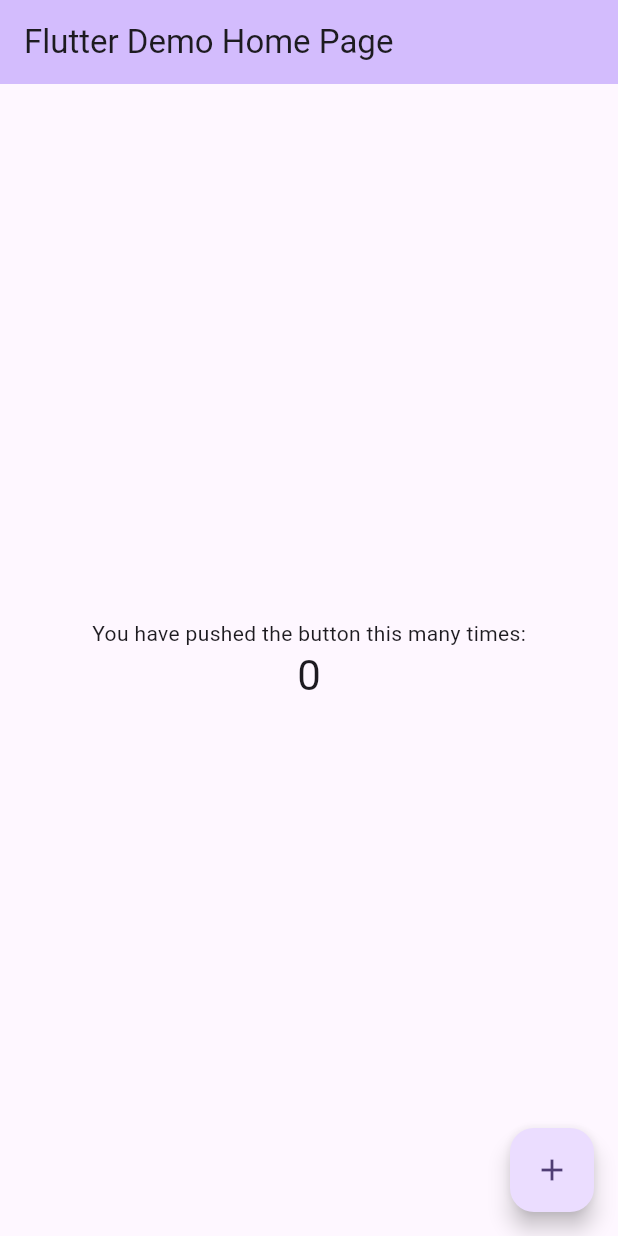
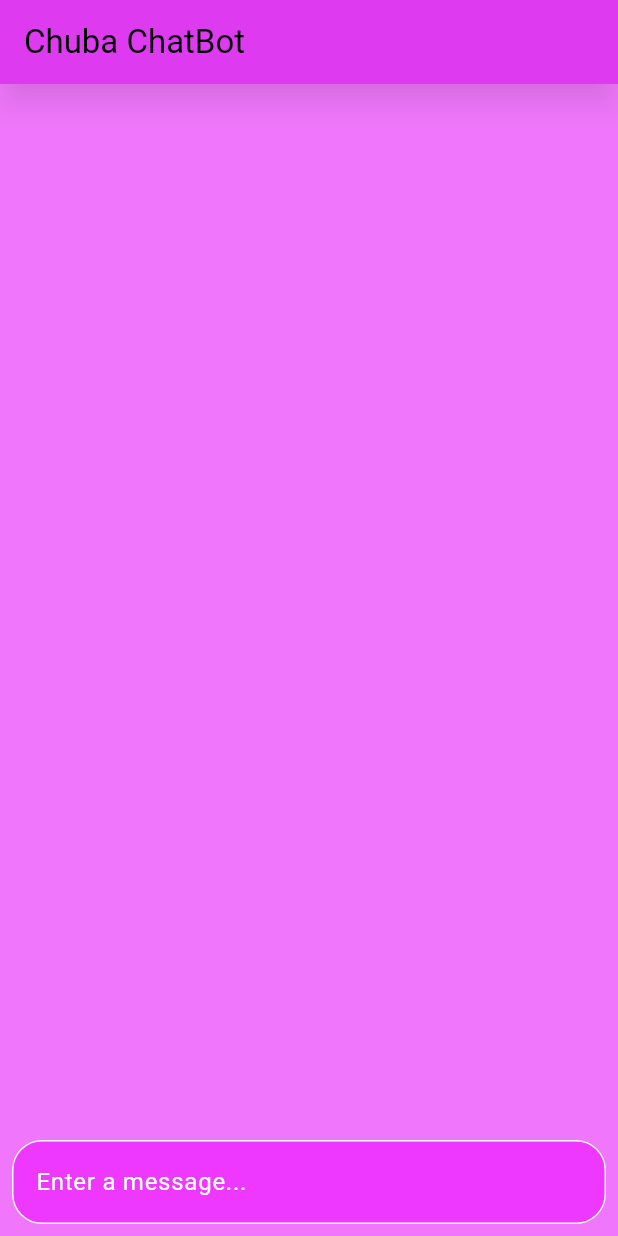
Before and after one commit to ChubaaR/AI_ChatBot, a Flutter app: the screen it shows after launch, on a phone screen of 412 x 824 dp. Run offline on Flutter 3.47's test engine with Material 3 defaults, Android fonts, the phone set to English and light mode, and no system bars; drawn by our look-alikes of dash_chat_2; our stand-ins replace flutter_gemini.

Commit message:
modified main.dart

```diff
--- /dev/null
+++ b/chatbotappchuba/lib/const.dart
@@ -0,0 +1,2 @@
+// Constants for the application
+String geminiApiKey = "YOUR_API_KEY";
--- a/chatbotappchuba/lib/main.dart
+++ b/chatbotappchuba/lib/main.dart
@@ -1,122 +1,25 @@
+import 'package:app/const.dart';
 import 'package:flutter/material.dart';
+import 'package:app/pages/home_page.dart';
+import 'package:flutter_gemini/flutter_gemini.dart';
 
 void main() {
+  Gemini.init(apiKey: geminiApiKey);
+
   runApp(const MyApp());
 }
 
 class MyApp extends StatelessWidget {
   const MyApp({super.key});
 
-  // This widget is the root of your application.
   @override
   Widget build(BuildContext context) {
     return MaterialApp(
       title: 'Flutter Demo',
       theme: ThemeData(
-        // This is the theme of your application.
-        //
-        // TRY THIS: Try running your application with "flutter run". You'll see
-        // the application has a purple toolbar. Then, without quitting the app,
-        // try changing the seedColor in the colorScheme below to Colors.green
-        // and then invoke "hot reload" (save your changes or press the "hot
-        // reload" button in a Flutter-supported IDE, or press "r" if you used
-        // the command line to start the app).
-        //
-        // Notice that the counter didn't reset back to zero; the application
-        // state is not lost during the reload. To reset the state, use hot
-        // restart instead.
-        //
-        // This works for code too, not just values: Most code changes can be
-        // tested with just a hot reload.
         colorScheme: ColorScheme.fromSeed(seedColor: Colors.deepPurple),
       ),
-      home: const MyHomePage(title: 'Flutter Demo Home Page'),
+      home: const ChatPage(),
     );
   }
 }
-
-class MyHomePage extends StatefulWidget {
-  const MyHomePage({super.key, required this.title});
-
-  // This widget is the home page of your application. It is stateful, meaning
-  // that it has a State object (defined below) that contains fields that affect
-  // how it looks.
-
-  // This class is the configuration for the state. It holds the values (in this
-  // case the title) provided by the parent (in this case the App widget) and
-  // used by the build method of the State. Fields in a Widget subclass are
-  // always marked "final".
-
-  final String title;
-
-  @override
-  State<MyHomePage> createState() => _MyHomePageState();
-}
-
-class _MyHomePageState extends State<MyHomePage> {
-  int _counter = 0;
-
-  void _incrementCounter() {
-    setState(() {
-      // This call to setState tells the Flutter framework that something has
-      // changed in this State, which causes it to rerun the build method below
-      // so that the display can reflect the updated values. If we changed
-      // _counter without calling setState(), then the build method would not be
-      // called again, and so nothing would appear to happen.
-      _counter++;
-    });
-  }
-
-  @override
-  Widget build(BuildContext context) {
-    // This method is rerun every time setState is called, for instance as done
-    // by the _incrementCounter method above.
-    //
-    // The Flutter framework has been optimized to make rerunning build methods
-    // fast, so that you can just rebuild anything that needs updating rather
-    // than having to individually change instances of widgets.
-    return Scaffold(
-      appBar: AppBar(
-        // TRY THIS: Try changing the color here to a specific color (to
-        // Colors.amber, perhaps?) and trigger a hot reload to see the AppBar
-        // change color while the other colors stay the same.
-        backgroundColor: Theme.of(context).colorScheme.inversePrimary,
-        // Here we take the value from the MyHomePage object that was created by
-        // the App.build method, and use it to set our appbar title.
-        title: Text(widget.title),
-      ),
-      body: Center(
-        // Center is a layout widget. It takes a single child and positions it
-        // in the middle of the parent.
-        child: Column(
-          // Column is also a layout widget. It takes a list of children and
-          // arranges them vertically. By default, it sizes itself to fit its
-          // children horizontally, and tries to be as tall as its parent.
-          //
-          // Column has various properties to control how it sizes itself and
-          // how it positions its children. Here we use mainAxisAlignment to
-          // center the children vertically; the main axis here is the vertical
-          // axis because Columns are vertical (the cross axis would be
-          // horizontal).
-          //
-          // TRY THIS: Invoke "debug painting" (choose the "Toggle Debug Paint"
-          // action in the IDE, or press "p" in the console), to see the
-          // wireframe for each widget.
-          mainAxisAlignment: MainAxisAlignment.center,
-          children: <Widget>[
-            const Text('You have pushed the button this many times:'),
-            Text(
-              '$_counter',
-              style: Theme.of(context).textTheme.headlineMedium,
-            ),
-          ],
-        ),
-      ),
-      floatingActionButton: FloatingActionButton(
-        onPressed: _incrementCounter,
-        tooltip: 'Increment',
-        child: const Icon(Icons.add),
-      ), // This trailing comma makes auto-formatting nicer for build methods.
-    );
-  }
-}
--- /dev/null
+++ b/chatbotappchuba/lib/pages/home_page.dart
@@ -0,0 +1,105 @@
+import 'package:flutter/material.dart';
+import 'package:dash_chat_2/dash_chat_2.dart';
+import 'package:flutter_gemini/flutter_gemini.dart';
+
+class ChatPage extends StatefulWidget {
+  const ChatPage({super.key});
+
+  @override
+  State<ChatPage> createState() => _ChatPageState();
+}
+
+class _ChatPageState extends State<ChatPage> {
+  final ChatUser _currentUser = ChatUser(id: '1', firstName: 'You');
+  final ChatUser _geminiUser = ChatUser(id: '2', firstName: 'Gemini');
+
+  final List<ChatMessage> _messages = [];
+  final gemini = Gemini.instance;
+
+  @override
+  Widget build(BuildContext context) {
+    return Scaffold(
+      appBar: AppBar(
+        backgroundColor: const Color(0xFFEE37FF),
+        elevation: 8,
+        shadowColor: Colors.black.withOpacity(0.4), // Shadow color
+        title: const Text('Chuba ChatBot', style: TextStyle(color: Colors.black)),
+      ),
+      body: DashChat(
+        currentUser: _currentUser,
+        messageOptions: const MessageOptions(
+          currentUserContainerColor: Color(0xFFBF00EF),
+            containerColor: Color(0xFFFFADFF),
+          textColor: Colors.white,
+        ),
+        inputOptions: const InputOptions(
+          inputDecoration: InputDecoration(
+            filled: true,
+            fillColor: Color(0xFFEE37FF),
+            hintText: 'Enter a message...',
+            hintStyle: TextStyle(color: Colors.white),
+            border: OutlineInputBorder(
+              borderRadius: BorderRadius.all(Radius.circular(20.0)),
+              borderSide: BorderSide(
+                color: Colors.white,
+                width: 2.0,
+              ),
+            ),
+            enabledBorder: OutlineInputBorder(
+              borderRadius: BorderRadius.all(Radius.circular(20.0)),
+              borderSide: BorderSide(
+                color: Colors.white,
+                width: 1.0,
+              ),
+            ),
+            focusedBorder: OutlineInputBorder(
+              borderRadius: BorderRadius.all(Radius.circular(20.0)),
+              borderSide: BorderSide(
+                color: Colors.white,
+                width: 1.0,
+              ),
+            ),
+          ),
+        ),
+        onSend: (ChatMessage m) {
+          getGeminiResponse(m);
+        },
+        messages: _messages,
+      ),
+    backgroundColor: Color(0xFFF077FB),);
+  }
+
+  Future<void> getGeminiResponse(ChatMessage m) async {
+    setState(() {
+      _messages.insert(0, m);
+    });
+
+    try {
+      final response = await gemini.text(m.text);
+
+      if (response != null && response.output != null) {
+        setState(() {
+          _messages.insert(
+            0,
+            ChatMessage(
+              user: _geminiUser,
+              createdAt: DateTime.now(),
+              text: response.output!,
+            ),
+          );
+        });
+      }
+    } catch (e) {
+      setState(() {
+        _messages.insert(
+          0,
+          ChatMessage(
+            user: _geminiUser,
+            createdAt: DateTime.now(),
+            text: "Something went wrong: $e",
+          ),
+        );
+      });
+    }
+  }
+}
--- a/chatbotappchuba/pubspec.yaml
+++ b/chatbotappchuba/pubspec.yaml
@@ -1,4 +1,4 @@
-name: chatbotappchuba
+name: app
 description: "A new Flutter project."
 # The following line prevents the package from being accidentally published to
 # pub.dev using `flutter pub publish`. This is preferred for private packages.
@@ -34,6 +34,9 @@ dependencies:
   # The following adds the Cupertino Icons font to your application.
   # Use with the CupertinoIcons class for iOS style icons.
   cupertino_icons: ^1.0.8
+  flutter_gemini: ^3.0.0
+  dash_chat_2: ^0.0.21
+  dio: ^5.2.0
 
 dev_dependencies:
   flutter_test:
```
Also changed, not shown: chatbotappchuba/pubspec.lock, 6 other files.
